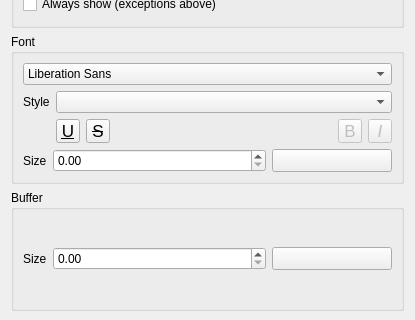
qgis/QGIS, file src/ui/qgslabelpropertydialogbase.ui: the form before one commit; both pictures show x 0 to 415 and y 132 to 452 of the 415 by 695 pixel window.
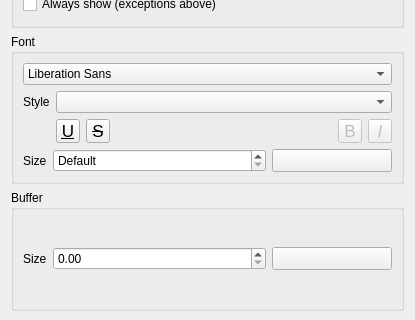
The form after the commit. Custom widgets are drawn as their Qt base class.

Commit message:
Fix font size not restoring when opening label property dialog
Also make font size of 0 correspond to a null value, ie the
label uses the default layer font size.

Diff of the .ui file:
```diff
--- a/src/ui/qgslabelpropertydialogbase.ui
+++ b/src/ui/qgslabelpropertydialogbase.ui
@@ -225,9 +225,18 @@
         </item>
         <item>
          <widget class="QgsDoubleSpinBox" name="mFontSizeSpinBox">
+          <property name="specialValueText">
+           <string>Default</string>
+          </property>
+          <property name="minimum">
+           <double>0.000000000000000</double>
+          </property>
           <property name="maximum">
            <double>999999.000000000000000</double>
           </property>
+          <property name="value">
+           <double>0.000000000000000</double>
+          </property>
           <property name="showClearButton">
            <bool>false</bool>
           </property>
```
Left out of the diff: 2 changed lines with no effect on the pictures. The commit also changes 1 other file.
